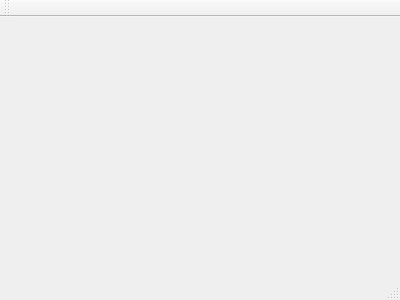
Above: LidarLibraryTest/mainwindow.ui from antofik/Robotics before the change. Below: the same form after it.
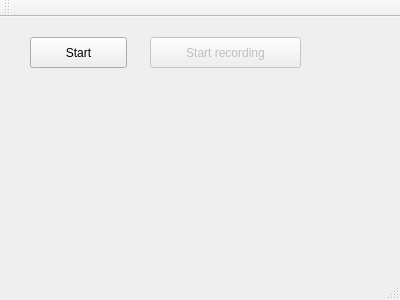
That is the form after the change.

Patch:
```diff
--- a/LidarLibraryTest/mainwindow.ui
+++ b/LidarLibraryTest/mainwindow.ui
@@ -12,13 +12,58 @@
   <property name="windowTitle" >
    <string>MainWindow</string>
   </property>
-  <widget class="QMenuBar" name="menuBar" />
-  <widget class="QToolBar" name="mainToolBar" />
-  <widget class="QWidget" name="centralWidget" />
-  <widget class="QStatusBar" name="statusBar" />
+  <widget class="QWidget" name="centralWidget">
+   <widget class="QPushButton" name="cmdStart">
+    <property name="geometry">
+     <rect>
+      <x>30</x>
+      <y>20</y>
+      <width>97</width>
+      <height>31</height>
+     </rect>
+    </property>
+    <property name="text">
+     <string>Start</string>
+    </property>
+   </widget>
+   <widget class="QPushButton" name="cmdRecord">
+    <property name="enabled">
+     <bool>false</bool>
+    </property>
+    <property name="geometry">
+     <rect>
+      <x>150</x>
+      <y>20</y>
+      <width>151</width>
+      <height>31</height>
+     </rect>
+    </property>
+    <property name="text">
+     <string>Start recording</string>
+    </property>
+   </widget>
+  </widget>
+  <widget class="QMenuBar" name="menuBar">
+   <property name="geometry">
+    <rect>
+     <x>0</x>
+     <y>0</y>
+     <width>400</width>
+     <height>29</height>
+    </rect>
+   </property>
+  </widget>
+  <widget class="QToolBar" name="mainToolBar">
+   <attribute name="toolBarArea">
+    <enum>TopToolBarArea</enum>
+   </attribute>
+   <attribute name="toolBarBreak">
+    <bool>false</bool>
+   </attribute>
+  </widget>
+  <widget class="QStatusBar" name="statusBar"/>
  </widget>
- <layoutDefault spacing="6" margin="11" />
- <pixmapfunction></pixmapfunction>
+ <layoutdefault spacing="6" margin="11"/>
  <resources/>
  <connections/>
 </ui>
```
Left out of the diff: 7 changed lines with no effect on the pictures.
